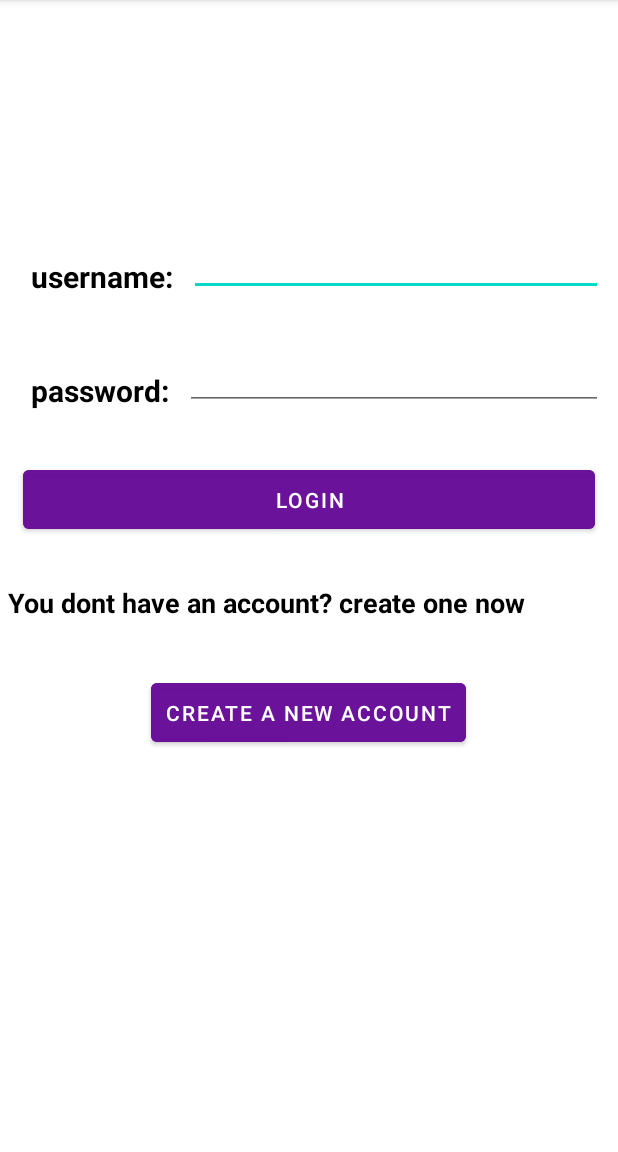
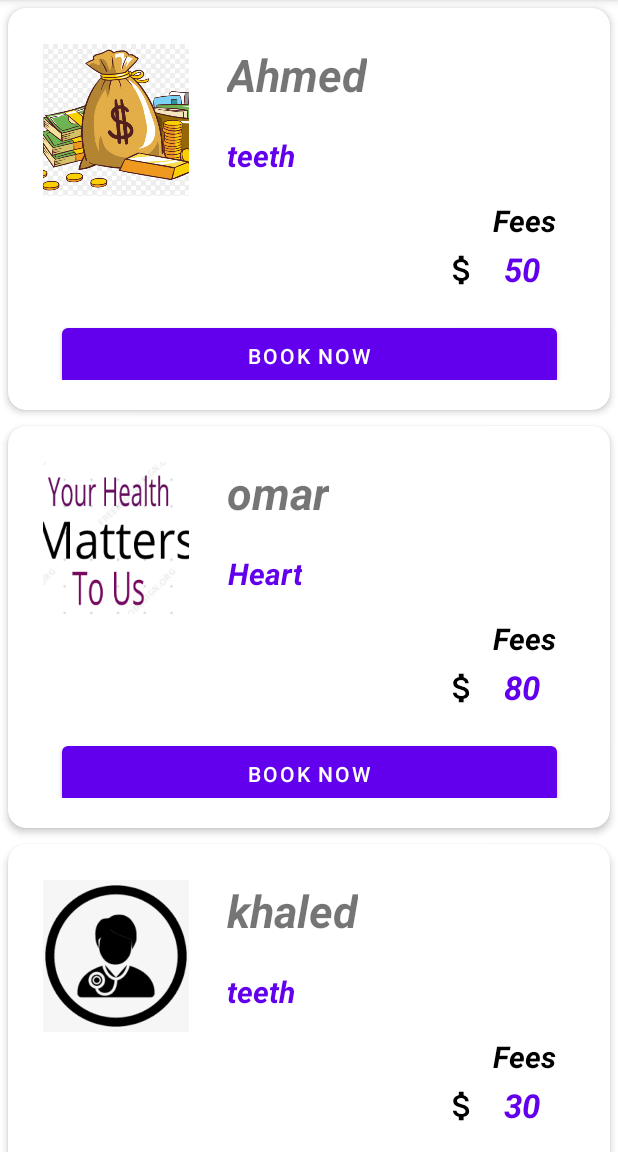
Before and after one commit to khaled365-code/ClINIDO_android_app, an Android app: the screen it shows after launch (LoginActivity before the commit, RecycleViewActivity after it), on a phone screen of 412 x 824 dp, the part 84-1236 px from its top. Run offline under Robolectric (Android 15) with nearby library versions, the phone set to English and light mode, and no system bars.

Commit message:
RecycleView Done

```diff
--- a/app/build.gradle
+++ b/app/build.gradle
@@ -1,6 +1,7 @@
 plugins {
     id 'com.android.application'
     id 'org.jetbrains.kotlin.android'
+    id 'kotlin-android-extensions'
 }
 
 android {
--- a/app/src/main/java/com/khaledmohamed/am_clinics/Scroll_articles_Activity.kt
+++ b/app/src/main/java/com/khaledmohamed/am_clinics/Scroll_articles_Activity.kt
@@ -13,6 +13,7 @@ class Scroll_articles_Activity : AppCompatActivity() {
     private lateinit var textView5: TextView
     private lateinit var textView6: TextView
     private lateinit var textView7: TextView
+
     override fun onCreate(savedInstanceState: Bundle?) {
         super.onCreate(savedInstanceState)
         setContentView(R.layout.activity_scroll_articles)
--- /dev/null
+++ b/app/src/main/java/com/khaledmohamed/am_clinics/doctor/DoctorAdapter.kt
@@ -0,0 +1,64 @@
+package com.khaledmohamed.am_clinics.doctor
+
+import android.view.LayoutInflater
+import android.view.View
+import android.view.ViewGroup
+import androidx.recyclerview.widget.RecyclerView
+import com.khaledmohamed.am_clinics.R
+import kotlinx.android.synthetic.main.item_recycler.view.*
+
+class DoctorAdapter(var myList: ArrayList<DoctorData>):
+    RecyclerView.Adapter<DoctorAdapter.ViewHolder>() {
+
+    private lateinit var mListener : onItemClickListener
+
+    interface onItemClickListener {
+
+        fun Book_action(position: Int)
+
+    }
+
+    fun setonItemClickListener(listener : onItemClickListener){
+        mListener = listener
+    }
+
+
+    override fun onCreateViewHolder(parent: ViewGroup, viewType: Int): ViewHolder {
+        val v = LayoutInflater.from(parent.context).inflate(
+            R.layout.item_recycler,
+            parent,false)
+
+        return ViewHolder(v,mListener)
+    }
+
+    override fun onBindViewHolder(holder: ViewHolder, position: Int) {
+
+        var Data = myList[position]
+
+        holder.doctorImg.setImageResource(Data.img)
+        holder.doctorName.text = Data.name
+        holder.doctorSpec.text = Data.spec
+        holder.doctorFees.text = Data.fees.toString()
+    }
+
+    override fun getItemCount(): Int {
+        return myList.size
+    }
+
+
+    class ViewHolder(itemView: View, listener: onItemClickListener) :
+        RecyclerView.ViewHolder(itemView) {
+
+        val doctorImg = itemView.Doctor_image!!
+        val doctorName = itemView.Doctor_title!!
+        val doctorSpec = itemView.spec_detail!!
+        val doctorFees = itemView.fees_detail!!
+
+        init {
+            itemView.Book_btn.setOnClickListener {
+                listener.Book_action(adapterPosition)
+            }
+        }
+
+    }
+}
--- /dev/null
+++ b/app/src/main/java/com/khaledmohamed/am_clinics/doctor/DoctorData.kt
@@ -0,0 +1,9 @@
+package com.khaledmohamed.am_clinics.doctor
+
+data class DoctorData (
+        val img: Int,
+        val name: String,
+        val spec: String,
+        val fees: Int
+        ){
+}
--- /dev/null
+++ b/app/src/main/java/com/khaledmohamed/am_clinics/doctor/RecycleViewActivity.kt
@@ -0,0 +1,77 @@
+package com.khaledmohamed.am_clinics.doctor
+
+import android.content.Intent
+import androidx.appcompat.app.AppCompatActivity
+import android.os.Bundle
+import androidx.recyclerview.widget.LinearLayoutManager
+import androidx.recyclerview.widget.RecyclerView
+import com.khaledmohamed.am_clinics.Payment_for_call_Activity
+import com.khaledmohamed.am_clinics.R
+import kotlinx.android.synthetic.main.activity_recycle_view.*
+
+class RecycleViewActivity : AppCompatActivity() {
+    override fun onCreate(savedInstanceState: Bundle?) {
+        super.onCreate(savedInstanceState)
+        setContentView(R.layout.activity_recycle_view)
+
+
+        var list = ArrayList<DoctorData>()
+
+        list.add(
+            DoctorData(
+            R.drawable.aaa,
+            "Ahmed",
+            "teeth",
+                50
+            )
+        )
+
+        list.add(
+            DoctorData(
+                R.drawable.health2,
+                "omar",
+                "Heart",
+                80
+            )
+        )
+
+        list.add(
+            DoctorData(
+                R.drawable.appointment,
+                "khaled",
+                "teeth",
+                30
+            )
+        )
+
+        list.add(
+            DoctorData(
+                R.drawable.healthmatters,
+                "Salman",
+                "teeth",
+                90
+            )
+        )
+
+        rv_Doctor.layoutManager = LinearLayoutManager(
+            this,
+            RecyclerView.VERTICAL, false
+        )
+
+        val doctorAdapter = DoctorAdapter(list)
+
+        rv_Doctor.adapter = doctorAdapter
+
+        doctorAdapter.setonItemClickListener(object: DoctorAdapter.onItemClickListener{
+
+            override fun Book_action(position: Int) {
+
+                val intent = Intent(this@RecycleViewActivity,
+                    Payment_for_call_Activity::class.java)
+                startActivity(intent)
+
+            }
+        })
+
+    }
+}
--- /dev/null
+++ b/app/src/main/res/drawable/ic_fees.xml
@@ -0,0 +1,5 @@
+<vector android:height="24dp" android:tint="#000000"
+    android:viewportHeight="24" android:viewportWidth="24"
+    android:width="24dp" xmlns:android="http://schemas.android.com/apk/res/android">
+    <path android:fillColor="@android:color/white" android:pathData="M11.8,10.9c-2.27,-0.59 -3,-1.2 -3,-2.15 0,-1.09 1.01,-1.85 2.7,-1.85 1.78,0 2.44,0.85 2.5,2.1h2.21c-0.07,-1.72 -1.12,-3.3 -3.21,-3.81V3h-3v2.16c-1.94,0.42 -3.5,1.68 -3.5,3.61 0,2.31 1.91,3.46 4.7,4.13 2.5,0.6 3,1.48 3,2.41 0,0.69 -0.49,1.79 -2.7,1.79 -2.06,0 -2.87,-0.92 -2.98,-2.1h-2.2c0.12,2.19 1.76,3.42 3.68,3.83V21h3v-2.15c1.95,-0.37 3.5,-1.5 3.5,-3.55 0,-2.84 -2.43,-3.81 -4.7,-4.4z"/>
+</vector>
--- /dev/null
+++ b/app/src/main/res/layout/activity_recycle_view.xml
@@ -0,0 +1,17 @@
+<?xml version="1.0" encoding="utf-8"?>
+<ScrollView
+    xmlns:android="http://schemas.android.com/apk/res/android"
+    xmlns:app="http://schemas.android.com/apk/res-auto"
+    xmlns:tools="http://schemas.android.com/tools"
+    android:layout_width="match_parent"
+    android:layout_height="match_parent"
+    tools:context=".doctor.RecycleViewActivity">
+
+    <androidx.recyclerview.widget.RecyclerView
+        android:id="@+id/rv_Doctor"
+        android:layout_width="match_parent"
+        android:layout_height="wrap_content"
+        tools:listitem="@layout/item_recycler"
+        />
+
+</ScrollView>
--- a/app/src/main/res/layout/item_recycler.xml
+++ b/app/src/main/res/layout/item_recycler.xml
@@ -13,58 +13,101 @@
     <androidx.constraintlayout.widget.ConstraintLayout
         android:id="@+id/relativelayout"
         android:layout_width="match_parent"
-        android:layout_height="219dp"
+        android:layout_height="260dp"
         android:padding="16dp">
 
         <ImageView
-            android:id="@+id/iv_image"
+            android:id="@+id/Doctor_image"
             android:layout_width="97dp"
             android:layout_height="101dp"
             android:layout_marginStart="3dp"
             android:layout_marginTop="4dp"
+            android:scaleType="centerCrop"
             android:src="@drawable/doctormale"
             app:layout_constraintStart_toStartOf="parent"
             app:layout_constraintTop_toTopOf="parent">
 
         </ImageView>
 
-        <EditText
-            android:id="@+id/tv_title"
-            android:layout_width="234dp"
-            android:layout_height="51dp"
-            android:layout_marginLeft="12dp"
+        <TextView
+            android:id="@+id/Doctor_title"
+            android:layout_width="wrap_content"
+            android:layout_height="wrap_content"
+            android:layout_marginStart="25dp"
             android:layout_marginTop="4dp"
+            android:text="@string/doctor_name"
             android:textSize="30sp"
-            app:layout_constraintLeft_toRightOf="@id/iv_image"
+            android:textStyle="bold|italic"
+            app:layout_constraintLeft_toRightOf="@id/Doctor_image"
             app:layout_constraintTop_toTopOf="parent" />
 
+
         <TextView
-            android:id="@+id/tv_detail"
-            android:layout_width="234dp"
-            android:layout_height="51dp"
-            android:layout_marginLeft="16dp"
-            android:layout_marginTop="24dp"
-            app:layout_constraintLeft_toRightOf="@id/iv_image"
-            app:layout_constraintTop_toBottomOf="@id/tv_title" />
+            android:id="@+id/spec_detail"
+            android:layout_width="wrap_content"
+            android:layout_height="wrap_content"
+            android:layout_marginStart="25dp"
+            android:layout_marginTop="20dp"
+            android:gravity="right"
+            android:text="@string/doctor_specialization"
+            android:textColor="@color/purple_500"
+            android:textSize="20sp"
+            android:textStyle="bold|italic"
+            app:layout_constraintLeft_toRightOf="@id/Doctor_image"
+            app:layout_constraintTop_toBottomOf="@id/Doctor_title" />
 
+        <TextView
+            android:id="@+id/fees"
+            android:layout_width="wrap_content"
+            android:layout_height="wrap_content"
+            android:layout_marginTop="16dp"
+            android:layout_marginEnd="16dp"
+            android:text="@string/fee"
+            android:textColor="@color/black"
+            android:textSize="20sp"
+            android:textStyle="bold|italic"
+            app:layout_constraintEnd_toEndOf="parent"
+            app:layout_constraintTop_toBottomOf="@+id/spec_detail" />
+
+        <TextView
+            android:id="@+id/fees_detail"
+            android:layout_width="wrap_content"
+            android:layout_height="wrap_content"
+            android:layout_marginTop="4dp"
+            android:text="35"
+            android:textSize="22sp"
+            android:textStyle="bold|italic"
+            android:textColor="@color/purple_500"
+            app:layout_constraintEnd_toEndOf="parent"
+            app:layout_constraintHorizontal_bias="0.365"
+            app:layout_constraintStart_toEndOf="@+id/imageView"
+            app:layout_constraintTop_toBottomOf="@+id/fees" />
+
+        <ImageView
+            android:id="@+id/imageView"
+            android:layout_width="25dp"
+            android:layout_height="25dp"
+            android:layout_marginStart="270dp"
+            android:layout_marginTop="50dp"
+            android:src="@drawable/ic_fees"
+            app:layout_constraintStart_toStartOf="parent"
+            app:layout_constraintTop_toBottomOf="@+id/spec_detail" />
 
         <Button
+            android:id="@+id/Book_btn"
             android:layout_width="330dp"
             android:layout_height="49dp"
             android:layout_marginStart="20dp"
-            android:layout_marginTop="61dp"
+            android:layout_marginTop="20dp"
             android:layout_marginEnd="20dp"
+            android:onClick="Book_action"
             android:text="Book Now"
             app:layout_constraintEnd_toEndOf="parent"
-            app:layout_constraintHorizontal_bias="1.0"
+            app:layout_constraintHorizontal_bias="0.478"
             app:layout_constraintStart_toStartOf="parent"
-            app:layout_constraintTop_toTopOf="@+id/tv_detail" />
+            app:layout_constraintTop_toBottomOf="@+id/imageView" />
 
 
     </androidx.constraintlayout.widget.ConstraintLayout>
 
-
-
-
-
 </androidx.cardview.widget.CardView>
--- a/app/src/main/res/values/strings.xml
+++ b/app/src/main/res/values/strings.xml
@@ -82,6 +82,9 @@
     <string name="patient_num">Patient Number </string>
     <string name="patient_address">Address:</string>
     <string name="text_tv">please tell us about your feedback</string>
+    <string name="doctor_specialization">specialization</string>
+    <string name="doctor_name">Doctor Name</string>
+    <string name="fee">Fees</string>
 
 
 </resources>
```
Also changed, not shown: app/src/main/AndroidManifest.xml (+4 -16 lines).
